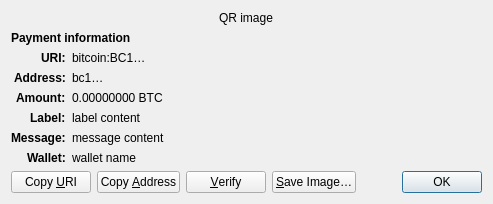
First picture: the form in src/qt/forms/receiverequestdialog.ui, repository LucasDu-lab/NoMoreASICs, before the edit.
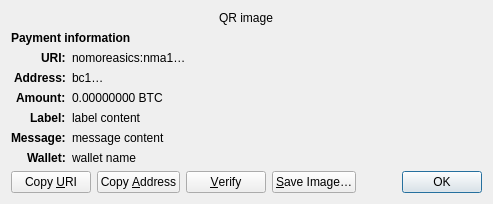
Second picture: the form after the edit. Custom widgets are drawn as their Qt base class.

Patch:
```diff
--- a/src/qt/forms/receiverequestdialog.ui
+++ b/src/qt/forms/receiverequestdialog.ui
@@ -65,7 +65,7 @@
    <item row="2" column="1" alignment="Qt::AlignTop">
     <widget class="QLabel" name="uri_content">
      <property name="text">
-      <string notr="true">bitcoin:BC1…</string>
+      <string notr="true">nomoreasics:nma1…</string>
      </property>
      <property name="textFormat">
       <enum>Qt::RichText</enum>
```
